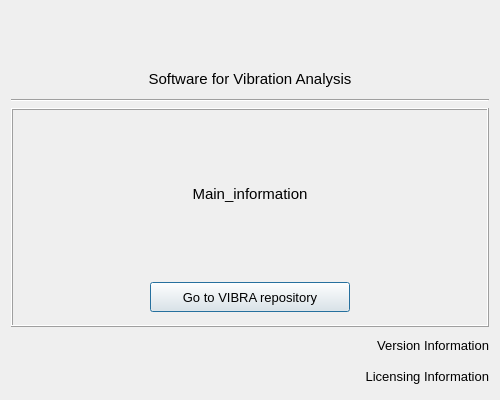
First picture: the form in vibra/interface/data/ui_files/menu/about_vibra.ui, repository MOPT-UFSC/VIBRA, before the edit.
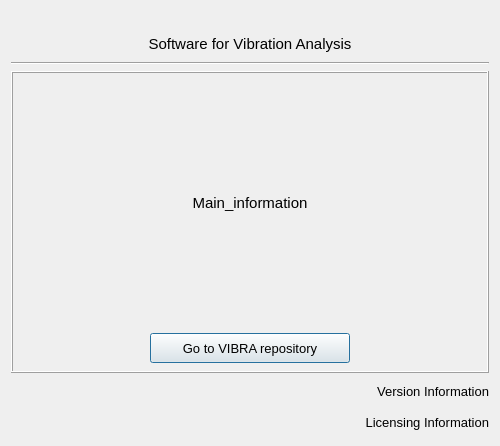
Second picture: the form after the edit. Icons and pictures are not drawn.

Commit message: Modify Label minimum size to fill its Frame

```diff
--- a/vibra/interface/data/ui_files/menu/about_vibra.ui
+++ b/vibra/interface/data/ui_files/menu/about_vibra.ui
@@ -7,7 +7,7 @@
     <x>0</x>
     <y>0</y>
     <width>500</width>
-    <height>400</height>
+    <height>446</height>
    </rect>
   </property>
   <property name="minimumSize">
@@ -28,6 +28,18 @@
   <layout class="QGridLayout" name="gridLayout">
    <item row="3" column="0" colspan="3">
     <widget class="QFrame" name="frame">
+     <property name="sizePolicy">
+      <sizepolicy hsizetype="Preferred" vsizetype="Expanding">
+       <horstretch>0</horstretch>
+       <verstretch>0</verstretch>
+      </sizepolicy>
+     </property>
+     <property name="minimumSize">
+      <size>
+       <width>0</width>
+       <height>200</height>
+      </size>
+     </property>
      <property name="frameShape">
       <enum>QFrame::Box</enum>
      </property>
@@ -52,6 +64,18 @@
       </property>
       <item row="0" column="0">
        <widget class="QLabel" name="label_main_info">
+        <property name="sizePolicy">
+         <sizepolicy hsizetype="Preferred" vsizetype="Expanding">
+          <horstretch>0</horstretch>
+          <verstretch>0</verstretch>
+         </sizepolicy>
+        </property>
+        <property name="minimumSize">
+         <size>
+          <width>0</width>
+          <height>200</height>
+         </size>
+        </property>
         <property name="font">
          <font>
           <family>MS Shell Dlg 2</family>
```
Left out of the diff: 4 changed lines with no effect on the pictures. The commit also changes 3 other files.
